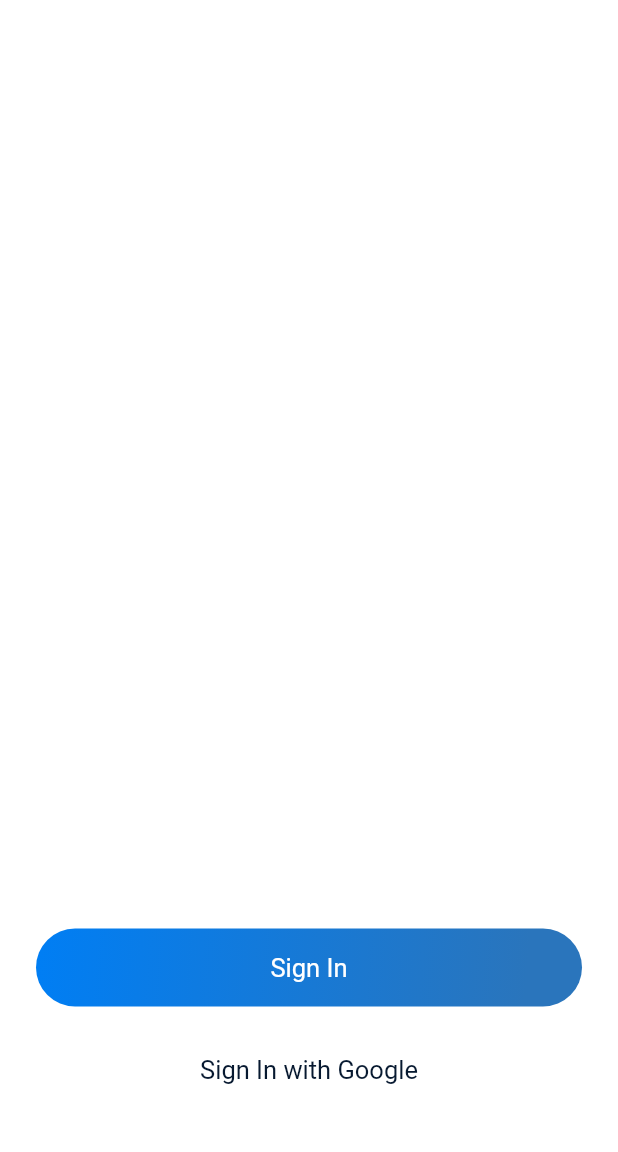
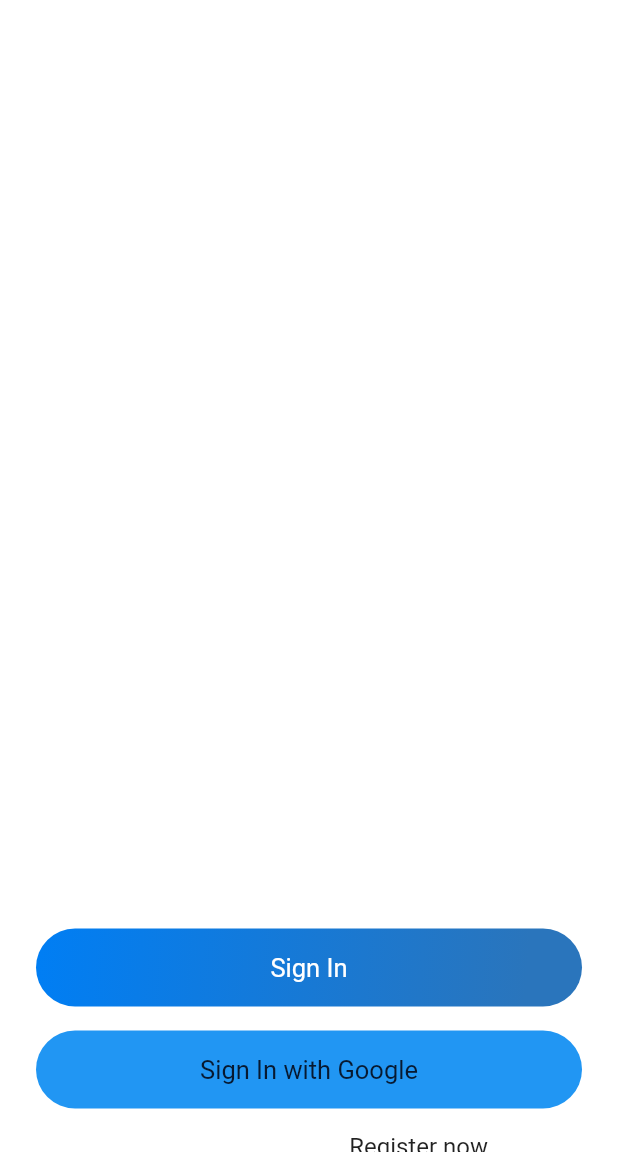
Before and after one commit to vinay7722/Flutter-Chataniac, a Flutter app: the screen it shows after launch, on a phone screen of 412 x 824 dp, the part 84-1236 px from its top. Run offline on Flutter 3.47's test engine with Material 2 defaults, Android fonts, the phone set to English and light mode, and no system bars; our stand-ins replace cloud_firestore, firebase_auth, firebase_core, google_sign_in, pinput, shared_preferences; missing offline and left inert: cloud_firestore_web, firebase_auth_web, firebase_core_web, google_sign_in_web, shared_preferences_web; accounts and stored records are empty; Roboto replaces fonts that are missing (OverpassRegular).

Commit message:
ui change

```diff
--- a/lib/views/signin.dart
+++ b/lib/views/signin.dart
@@ -167,7 +167,7 @@ class _SignInState extends State<SignIn> {
                       padding: EdgeInsets.symmetric(vertical: 16),
                       decoration: BoxDecoration(
                           borderRadius: BorderRadius.circular(30),
-                          color: Colors.white),
+                          color: Colors.blue),
                       width: MediaQuery.of(context).size.width,
                       child: Text(
                         "Sign In with Google",
@@ -193,7 +193,7 @@ class _SignInState extends State<SignIn> {
                           child: Text(
                             "Register now",
                             style: TextStyle(
-                                color: Colors.white,
+                                color: Colors.black87,
                                 fontSize: 16,
                                 decoration: TextDecoration.underline),
                           ),
```
Also changed, not shown: lib/views/chat.dart (+5 -3 lines), 1 other file.
